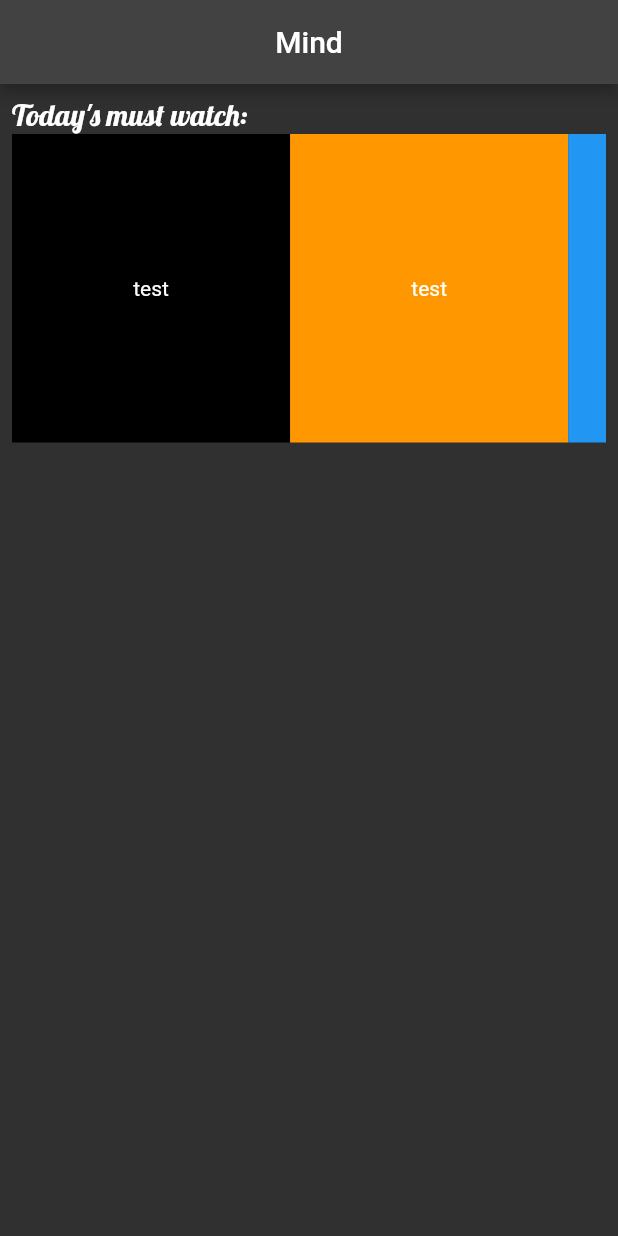
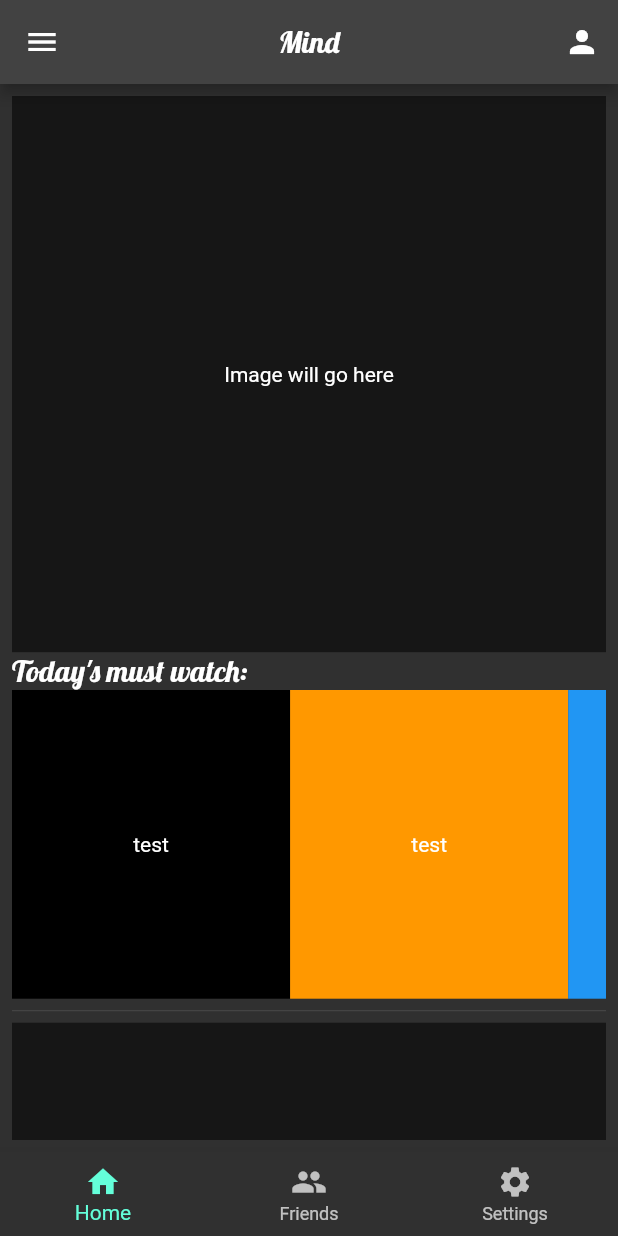
Before and after one commit to lopriorejosh/CSIS3126_LoPriore, a Flutter app: the screen it shows after launch, on a phone screen of 412 x 824 dp. Run offline on Flutter 3.47's test engine with Material 2 defaults, Android fonts, the light colour scheme and no system bars; our stand-ins replace google_fonts.

Commit message:
Updated Home Page outline

```diff
--- a/mind/lib/Screens/HomePage.dart
+++ b/mind/lib/Screens/HomePage.dart
@@ -6,12 +6,57 @@ class HomePage extends StatelessWidget {
   Widget build(BuildContext context) {
     return Scaffold(
       appBar: AppBar(
-        title: const Text('Mind'),
+        title: Text(
+          'Mind',
+          style: GoogleFonts.lobster(),
+        ),
         centerTitle: true,
+        actions: [
+          IconButton(onPressed: () {}, icon: Icon(Icons.person)),
+        ],
       ),
+      drawer: Drawer(
+          child: ListView(
+        children: [
+          DrawerHeader(
+            child: Image.network(
+                fit: BoxFit.fill,
+                'https://media.istockphoto.com/photos/movie-projector-on-dark-background-picture-id1007557230?b=1&k=20&m=1007557230&s=612x612&w=0&h=2ZZaKPuR-AfPav0cxVB5XG-fMoMSHz1_wpggcR3p9co='),
+          ),
+          ListTile(
+            onTap: () {},
+            title: Text('Home'),
+            leading: Icon(Icons.home),
+          ),
+          Divider(),
+          ListTile(
+            onTap: () {},
+            title: Text('Friends'),
+            leading: Icon(Icons.people),
+          ),
+          Divider(),
+          ListTile(
+            onTap: () {},
+            title: Text('Settings'),
+            leading: Icon(Icons.settings),
+          ),
+          Divider(),
+        ],
+      )),
       body: Padding(
         padding: const EdgeInsets.all(8.0),
+        child: SingleChildScrollView(
           child: Column(children: [
+            Container(
+              decoration: const BoxDecoration(color: Colors.black54),
+              width: double.infinity,
+              height: MediaQuery.of(context).size.height * .45,
+              child: const Center(
+                child: Text(
+                  'Image will go here',
+                ),
+              ),
+            ),
             Container(
               alignment: Alignment.centerLeft,
               child: Text(
@@ -58,9 +103,26 @@ class HomePage extends StatelessWidget {
                   )
                 ],
               ),
+            ),
+            Divider(),
+            Container(
+              decoration: BoxDecoration(color: Colors.black54),
+              height: MediaQuery.of(context).size.height * .45,
+              width: double.infinity,
+              child: Center(
+                child: Text(
+                  'Friends List here',
+                ),
+              ),
             )
           ]),
         ),
+      ),
+      bottomNavigationBar: BottomNavigationBar(items: [
+        BottomNavigationBarItem(icon: Icon(Icons.home), label: 'Home'),
+        BottomNavigationBarItem(icon: Icon(Icons.people), label: 'Friends'),
+        BottomNavigationBarItem(icon: Icon(Icons.settings), label: 'Settings')
+      ]),
     );
   }
 }
```
Lines whose indentation alone changed are shown as unchanged.
